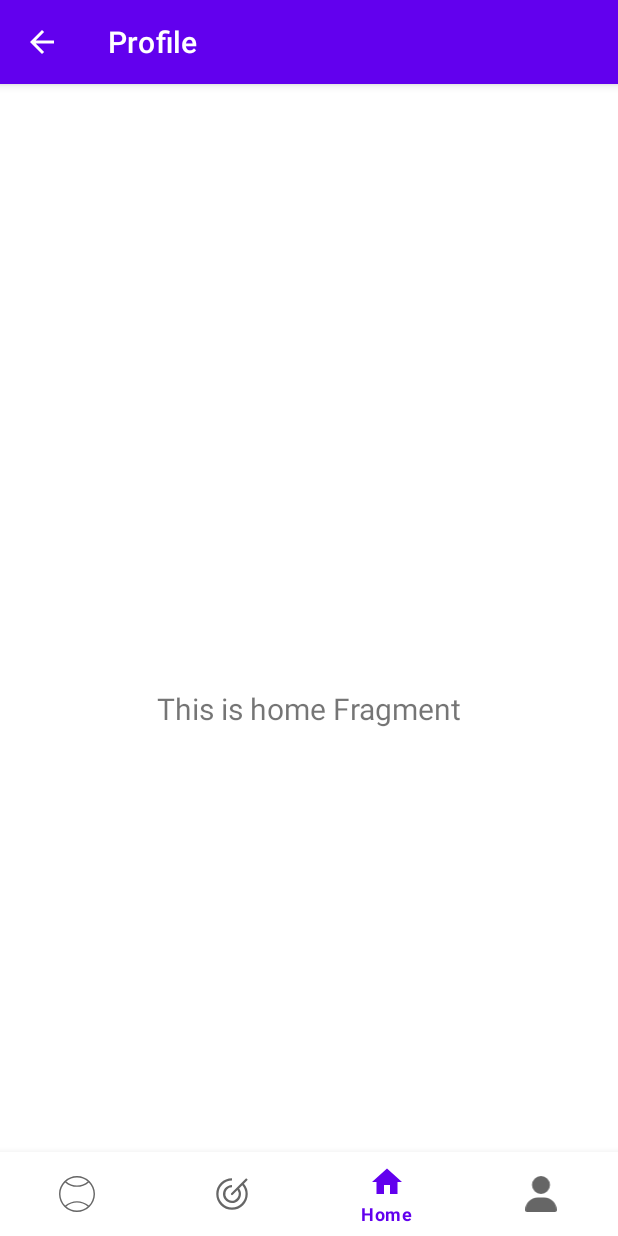
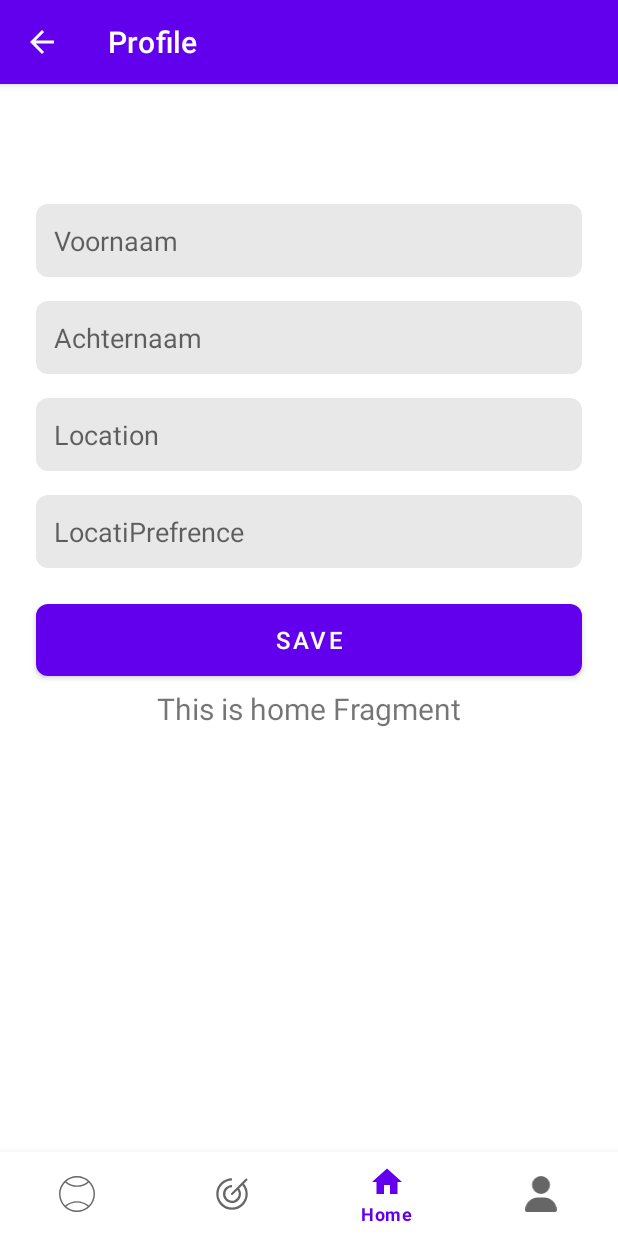
Before and after one commit to Playtomic-Tony-Aymane/Playtomic-TA, an Android app: the fragment EditProfile placed in its activity, on a phone screen of 412 x 824 dp. Run offline under Robolectric (Android 15) with nearby library versions, the phone set to English and light mode, and no system bars; our stand-ins replace navigation-ui.

Commit message:
activity&editprofile

```diff
--- a/app/build.gradle.kts
+++ b/app/build.gradle.kts
@@ -42,6 +42,8 @@ dependencies {
 
     implementation("androidx.core:core-ktx:1.9.0")
     implementation("androidx.appcompat:appcompat:1.6.1")
+    implementation ("androidx.cardview:cardview:1.0.0")
+    implementation ("androidx.recyclerview:recyclerview:1.2.1")
     implementation("com.google.android.material:material:1.10.0")
     implementation("androidx.constraintlayout:constraintlayout:2.1.4")
     implementation("androidx.lifecycle:lifecycle-livedata-ktx:2.6.2")
--- a/app/src/main/java/com/example/playtomictonyaymane/ui/editProfile/EditProfile.kt
+++ b/app/src/main/java/com/example/playtomictonyaymane/ui/editProfile/EditProfile.kt
@@ -5,21 +5,22 @@ import android.os.Bundle
 import android.view.LayoutInflater
 import android.view.View
 import android.view.ViewGroup
-import android.widget.TextView
 import androidx.activity.addCallback
 import androidx.appcompat.app.AppCompatActivity
 import androidx.fragment.app.Fragment
+import androidx.fragment.app.activityViewModels
 import androidx.lifecycle.ViewModelProvider
-import com.example.playtomictonyaymane.databinding.FragmentDiscoveryBinding
+import androidx.navigation.Navigation.findNavController
+import androidx.navigation.fragment.findNavController
+import com.example.playtomictonyaymane.R
 import com.example.playtomictonyaymane.databinding.FragmentEditprofileBinding
-import com.example.playtomictonyaymane.databinding.FragmentGopremiumBinding
-import com.example.playtomictonyaymane.ui.dashboard.DashboardViewModel
+import com.example.playtomictonyaymane.ui.notifications.NotificationsViewModel
 
 class EditProfile: Fragment() {
+
+    private lateinit var userProfileViewModel: NotificationsViewModel
     private var  _binding: FragmentEditprofileBinding? = null
 
-    // This property is only valid between onCreateView and
-    // onDestroyView.
     private val binding get() = _binding!!
 
     override fun onCreateView(
@@ -43,6 +44,21 @@ class EditProfile: Fragment() {
             title = "Profile"
             setDisplayHomeAsUpEnabled(true)
 
+            val userProfileViewModel: NotificationsViewModel by activityViewModels()
+
+            binding.buttonSaveProfile.setOnClickListener{
+                userProfileViewModel.apply {
+                     firstName = binding.editTextFirstName.text.toString()
+                     lastName = binding.editTextLastName.text.toString()
+                     location = binding.editTextLocation.text.toString()
+                     prefrence = binding.editTextPrefrence.text.toString()
+                }
+                findNavController().navigateUp()
+            }
+
+
+
+
 
         }
 
--- a/app/src/main/java/com/example/playtomictonyaymane/ui/notifications/NotificationsViewModel.kt
+++ b/app/src/main/java/com/example/playtomictonyaymane/ui/notifications/NotificationsViewModel.kt
@@ -10,4 +10,9 @@ class NotificationsViewModel : ViewModel() {
         value = "Profile"
     }
     val text: LiveData<String> = _text
+    var firstName: String = ""
+    var lastName: String = ""
+    var location : String = ""
+    var prefrence: String = ""
+
 }
--- /dev/null
+++ b/app/src/main/java/com/example/playtomictonyaymane/ui/tabs/DetailPertanyaan.kt
@@ -0,0 +1,4 @@
+package com.example.playtomictonyaymane.ui.tabs
+
+class DetailPertanyaan {
+}
--- a/app/src/main/java/com/example/playtomictonyaymane/ui/tabs/ViewPagerAdapter.kt
+++ b/app/src/main/java/com/example/playtomictonyaymane/ui/tabs/ViewPagerAdapter.kt
@@ -13,7 +13,6 @@ class ViewPagerAdapter(fragmentManager: NotificationsFragment) : FragmentStateAd
     override fun createFragment(position: Int): Fragment {
         return when (position) {
             0 -> ActivitiesFragment()
-            1 -> PostsFragment()
             else -> throw IllegalStateException("Invalid position")
         }
     }
--- /dev/null
+++ b/app/src/main/res/drawable/button_bg.xml
@@ -0,0 +1,6 @@
+<?xml version="1.0" encoding="utf-8"?>
+<shape xmlns:android="http://schemas.android.com/apk/res/android"
+    android:shape="rectangle">
+    <solid android:color="#009688" />
+    <corners android:radius="8dp" />
+</shape>
--- /dev/null
+++ b/app/src/main/res/drawable/edit_text_bg.xml
@@ -0,0 +1,6 @@
+<?xml version="1.0" encoding="utf-8"?>
+<shape xmlns:android="http://schemas.android.com/apk/res/android"
+    android:shape="rectangle">
+    <solid android:color="#E8E8E8" />
+    <corners android:radius="8dp" />
+</shape>
--- a/app/src/main/res/layout/fragment_editprofile.xml
+++ b/app/src/main/res/layout/fragment_editprofile.xml
@@ -1,24 +1,90 @@
 <?xml version="1.0" encoding="utf-8"?>
-<androidx.constraintlayout.widget.ConstraintLayout xmlns:android="http://schemas.android.com/apk/res/android"
+<androidx.constraintlayout.widget.ConstraintLayout
+    xmlns:android="http://schemas.android.com/apk/res/android"
     xmlns:app="http://schemas.android.com/apk/res-auto"
     xmlns:tools="http://schemas.android.com/tools"
     android:layout_width="match_parent"
     android:layout_height="match_parent"
     tools:context=".ui.editProfile.EditProfile">
 
-
-
-    <TextView
-        android:id="@+id/text_Edit"
-        android:layout_width="match_parent"
+    <EditText
+        android:id="@+id/editTextFirstName"
+        android:layout_width="0dp"
         android:layout_height="wrap_content"
-        android:layout_marginStart="8dp"
-        android:layout_marginTop="8dp"
-        android:layout_marginEnd="8dp"
-        android:textAlignment="center"
-        android:textSize="20sp"
-        app:layout_constraintBottom_toBottomOf="parent"
+        android:layout_marginStart="24dp"
+        android:layout_marginTop="24dp"
+        android:layout_marginEnd="24dp"
+        android:background="@drawable/edit_text_bg"
+        android:hint="Voornaam"
+        android:padding="12dp"
+        android:inputType="textPersonName"
         app:layout_constraintEnd_toEndOf="parent"
         app:layout_constraintStart_toStartOf="parent"
         app:layout_constraintTop_toTopOf="parent" />
+
+    <EditText
+        android:id="@+id/editTextLastName"
+        android:layout_width="0dp"
+        android:layout_height="wrap_content"
+        android:layout_marginStart="24dp"
+        android:layout_marginTop="16dp"
+        android:layout_marginEnd="24dp"
+        android:background="@drawable/edit_text_bg"
+        android:hint="Achternaam"
+        android:padding="12dp"
+        android:inputType="textPersonName"
+        app:layout_constraintEnd_toEndOf="parent"
+        app:layout_constraintStart_toStartOf="parent"
+        app:layout_constraintTop_toBottomOf="@+id/editTextFirstName" />
+
+    <EditText
+        android:id="@+id/editTextLocation"
+        android:layout_width="0dp"
+        android:layout_height="wrap_content"
+        android:layout_marginStart="24dp"
+        android:layout_marginTop="16dp"
+        android:layout_marginEnd="24dp"
+        android:background="@drawable/edit_text_bg"
+        android:hint="Location"
+        android:padding="12dp"
+        android:inputType="textPersonName"
+        app:layout_constraintEnd_toEndOf="parent"
+        app:layout_constraintStart_toStartOf="parent"
+        app:layout_constraintTop_toBottomOf="@+id/editTextLastName" />
+
+    <EditText
+        android:id="@+id/editTextPrefrence"
+        android:layout_width="0dp"
+        android:layout_height="wrap_content"
+        android:layout_marginStart="24dp"
+        android:layout_marginTop="16dp"
+        android:layout_marginEnd="24dp"
+        android:background="@drawable/edit_text_bg"
+        android:hint="LocatiPrefrence"
+        android:padding="12dp"
+        android:inputType="textPersonName"
+        app:layout_constraintEnd_toEndOf="parent"
+        app:layout_constraintStart_toStartOf="parent"
+        app:layout_constraintTop_toBottomOf="@+id/editTextLocation" />
+
+
+    <Button
+        android:id="@+id/buttonSaveProfile"
+        android:layout_width="0dp"
+        android:layout_height="wrap_content"
+        android:layout_marginTop="24dp"
+        android:layout_marginStart="24dp"
+        android:layout_marginEnd="24dp"
+        android:background="@drawable/button_bg"
+        android:text="Save"
+        android:textColor="#FFFFFF"
+        android:textSize="16sp"
+        app:layout_constraintEnd_toEndOf="parent"
+        app:layout_constraintStart_toStartOf="parent"
+        app:layout_constraintTop_toBottomOf="@+id/editTextPrefrence"/>
+
+
+
+
+
 </androidx.constraintlayout.widget.ConstraintLayout>
--- a/app/src/main/res/navigation/mobile_navigation.xml
+++ b/app/src/main/res/navigation/mobile_navigation.xml
@@ -30,4 +30,5 @@
         tools:layout="@layout/fragment_play" />
 
 
+
 </navigation>
--- a/app/src/main/res/values/strings.xml
+++ b/app/src/main/res/values/strings.xml
@@ -4,5 +4,7 @@
     <string name="title_discovery">Discovery</string>
     <string name="title_home">Home</string>
     <string name="title_user">Profile</string>
+    <string name="office">Play</string>
+    <string name="x2_devices">wxw</string>
 
 </resources>
```
Also changed, not shown: app/src/main/java/com/example/playtomictonyaymane/ui/notifications/NotificationsFragment.kt (+16 -1 lines), app/src/main/java/com/example/playtomictonyaymane/ui/tabs/ActivitiesFragment.kt (+19 -17 lines), app/src/main/java/com/example/playtomictonyaymane/ui/tabs/PostsFragment.kt (deleted, +0 -35 lines), app/src/main/java/com/example/playtomictonyaymane/ui/tabs/RecyclerAdapter.kt (added, +76 -0 lines), app/src/main/java/com/example/playtomictonyaymane/ui/tabs/RecyclerData.kt (added, +10 -0 lines), app/src/main/res/layout/fragment_activities.xml (+15 -12 lines), app/src/main/res/layout/fragment_user.xml (+14 -13 lines), app/src/main/res/layout/item_recycler.xml (added, +65 -0 lines).
